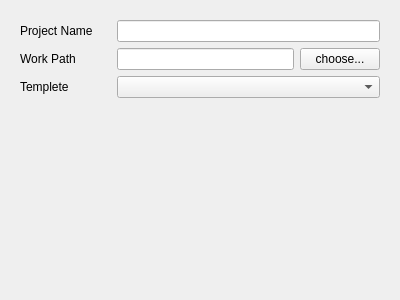
Above: UI/plugins/file/fileform.ui from wwwwwalter/QtManageProject before the change. Below: the same form after it.
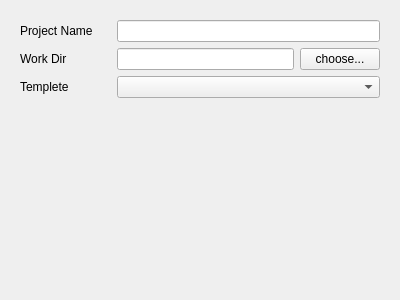
That is the form after the change.

Diff of the .ui file:
```diff
--- a/UI/plugins/file/fileform.ui
+++ b/UI/plugins/file/fileform.ui
@@ -29,7 +29,7 @@
         <item>
          <widget class="QLabel" name="label_2">
           <property name="text">
-           <string>Work Path</string>
+           <string>Work Dir</string>
           </property>
          </widget>
         </item>
```
Left out of the diff: 2 changed lines with no effect on the pictures.
